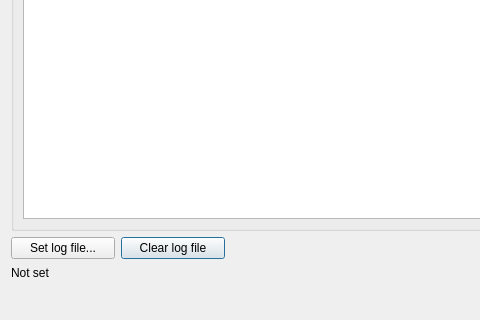
Old version of the form vkconfig/dlglayeroutput.ui in the repository LunarG/VulkanTools; both pictures show x 0 to 480 and y 377 to 697 of the 786 by 697 pixel window.
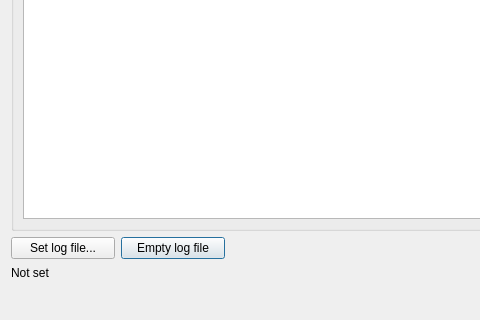
New version of the form.

The edit to the form file:
```diff
--- a/vkconfig/dlglayeroutput.ui
+++ b/vkconfig/dlglayeroutput.ui
@@ -17,7 +17,7 @@
    <item row="2" column="1">
     <widget class="QPushButton" name="pushButtonClearLogFile">
      <property name="text">
-      <string>Clear log file</string>
+      <string>Empty log file</string>
      </property>
     </widget>
    </item>
```
